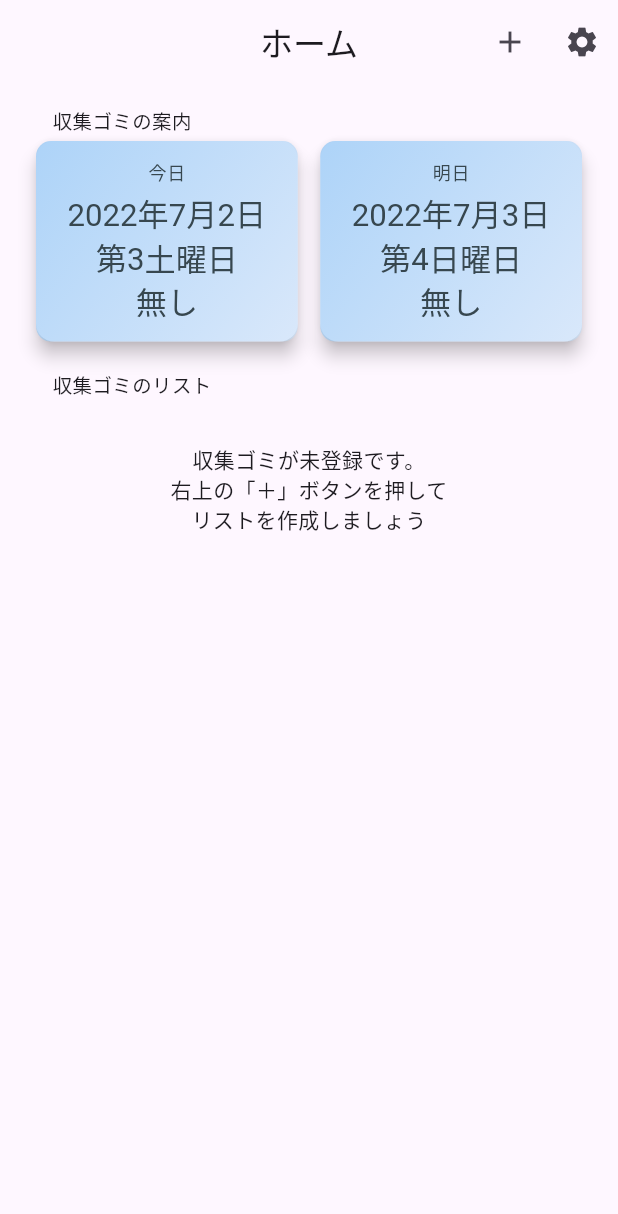
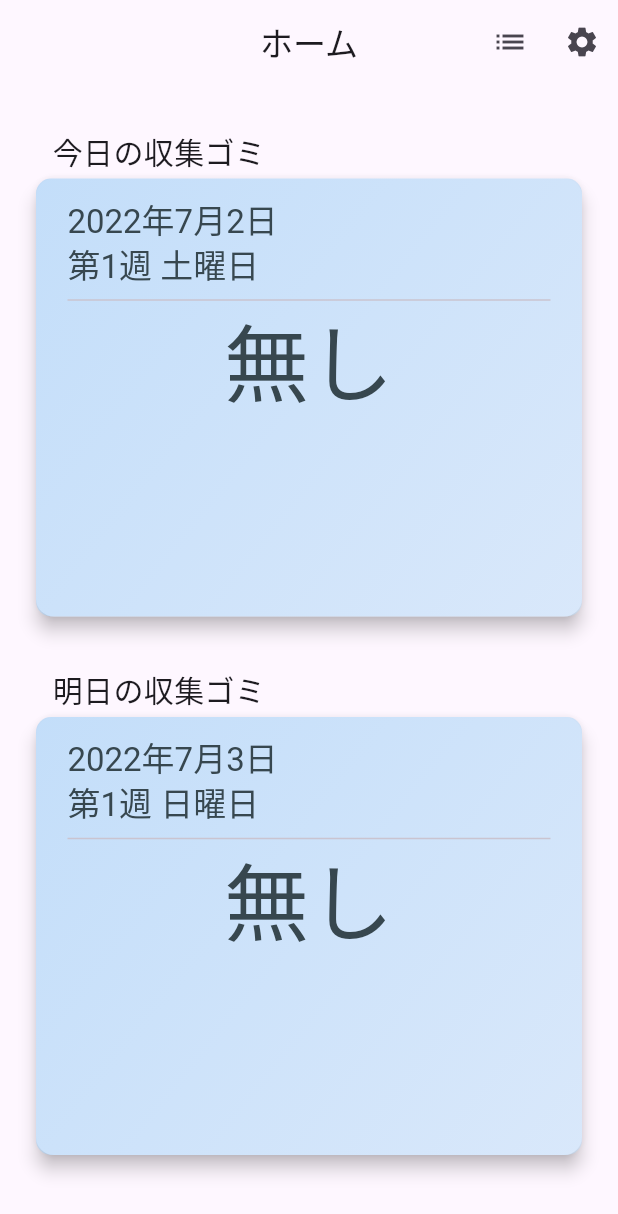
Before and after one commit to dai10512/trash-out, a Flutter app: the screen it shows after launch, on a phone screen of 412 x 824 dp. Shown: the top 1214 px of the screen. Run offline on Flutter 3.47's test engine with Material 2 defaults, Android fonts, the phone set to English and light mode, and no system bars; our stand-ins replace awesome_notifications, flutter_riverpod, hive_flutter, modal_bottom_sheet; accounts and stored records are empty; statements that could not run were skipped.

Commit message:
set card position

```diff
--- a/lib/main.dart
+++ b/lib/main.dart
@@ -10,7 +10,7 @@ import 'package:intl/date_symbol_data_local.dart';
 import 'package:awesome_notifications/awesome_notifications.dart';
 
 import 'package:trash_out/typeAdapter/trashOfDay.dart';
-import 'package:trash_out/view/home.dart';
+import 'package:trash_out/view/home_view.dart';
 
 Future<void> main() async {
   WidgetsFlutterBinding.ensureInitialized();
@@ -41,7 +41,7 @@ class MyApp extends StatelessWidget {
         useMaterial3: true,
         primarySwatch: Colors.blue,
       ),
-      home: const TrashListView(),
+      home: const HomeView(),
     );
   }
 }
--- a/lib/util/util.dart
+++ b/lib/util/util.dart
@@ -20,7 +20,7 @@ Color? cardTextColorOff = cardTextColor!.withOpacity(0.4);
 Color? buttonTopLeftColor = Colors.orange[600];
 Color? buttonRightColor = Colors.orange[300];
 
-Color? topLeftColor = Colors.blue[300];
+Color? topLeftColor = Colors.blue[200];
 Color? bottomRightColor = Colors.blue[100];
 
 LinearGradient commonGradient = LinearGradient(
--- a/lib/view/home.dart
+++ /dev/null
@@ -1,238 +0,0 @@
-import 'package:flutter/material.dart';
-import 'package:flutter_riverpod/flutter_riverpod.dart';
-import 'package:hive_flutter/hive_flutter.dart';
-import 'package:trash_out/modelAndController/trashOfDay_model.dart';
-import 'package:trash_out/modelAndController/trash_model.dart';
-import 'package:trash_out/repository/trashList_boxRepository.dart';
-import 'package:trash_out/typeAdapter/trash.dart';
-import 'package:trash_out/util/util.dart';
-import 'package:trash_out/view/notificationSetting_view.dart';
-import 'package:trash_out/view/trash_view.dart';
-import 'package:modal_bottom_sheet/modal_bottom_sheet.dart';
-
-class TrashListView extends ConsumerWidget {
-  const TrashListView({Key? key}) : super(key: key);
-
-  @override
-  Widget build(BuildContext context, ref) {
-    final List<Widget> appBarIconList = [
-      IconButton(
-        padding: EdgeInsets.zero,
-        icon: const Icon(Icons.add),
-        onPressed: () {
-          showCupertinoModalBottomSheet(context: context, builder: (context) => const TrashDetailView(null));
-        },
-      ),
-      IconButton(
-        padding: EdgeInsets.zero,
-        icon: const Icon(Icons.settings),
-        onPressed: () {
-          Navigator.push(context, MaterialPageRoute(builder: (context) => const NotificationSettingView()));
-        },
-      ),
-    ];
-
-    return Scaffold(
-      appBar: AppBar(
-        title: const Text('ホーム'),
-        centerTitle: true,
-        actions: appBarIconList,
-      ),
-      body: buildBody(context),
-    );
-  }
-
-  Widget buildBody(BuildContext context) {
-    return GestureDetector(
-      onTap: () => FocusScope.of(context).unfocus(),
-      child: Padding(
-        padding: EdgeInsets.symmetric(horizontal: commonHorizontalPadding),
-        child: Column(
-          crossAxisAlignment: CrossAxisAlignment.start,
-          children: [
-            const SizedBox(height: 15),
-            buildHeadline('収集ゴミの案内'),
-            buildTrashOfDaySection(context),
-            const SizedBox(height: 15),
-            buildHeadline('収集ゴミのリスト'),
-            buildTrashListSection(),
-          ],
-        ),
-      ),
-    );
-  }
-
-  Widget buildHeadline(text) {
-    return Padding(
-      padding: const EdgeInsets.only(left: 15),
-      child: Text(
-        text,
-        style: const TextStyle(fontSize: 13),
-      ),
-    );
-  }
-
-  Widget buildTrashOfDaySection(context) {
-    return Row(
-      mainAxisAlignment: MainAxisAlignment.spaceAround,
-      children: [
-        buildTrashOfDayCard(context, 0),
-        const SizedBox(width: 7),
-        buildTrashOfDayCard(context, 1),
-      ],
-    );
-  }
-
-  Widget buildTrashOfDayCard(BuildContext context, int whichDay) {
-    return Consumer(
-      builder: (context, ref, _) {
-        final TrashOfDayViewModel trashOfDayViewModelWatch = ref.watch(trashOfDayViewModelProvider); //必要
-        return Expanded(
-          child: Card(
-            elevation: commonElevation,
-            child: Container(
-              decoration: BoxDecoration(gradient: cardGradient, borderRadius: BorderRadius.circular(10.0)),
-              // width: (isMonitor) ? 280 : double.infinity,
-              // padding: const EdgeInsets.all(20.0),
-              padding: const EdgeInsets.all(13.0),
-              child: Column(
-                children: [
-                  Text(
-                    formatWhichDay(whichDay),
-                    style: Theme.of(context).textTheme.bodySmall!.copyWith(color: cardTextColor),
-                  ),
-                  const SizedBox(height: 5),
-                  Padding(
-                    padding: const EdgeInsets.symmetric(horizontal: 8.0),
-                    child: FutureBuilder(
-                      future: (whichDay == 0) ? trashOfDayViewModelWatch.getTotalTrashTypeOfToday() : trashOfDayViewModelWatch.getTotalTrashTypeOfTomorrow(),
-                      builder: (context, snapshot) {
-                        if (snapshot.hasData) {
-                          return FittedBox(
-                            child: Column(
-                              children: [
-                                Text(
-                                  (whichDay == 0) ? today.toString() : tomorrow.toString(),
-                                  style: Theme.of(context).textTheme.headlineSmall!.copyWith(color: cardTextColor),
-                                  textAlign: TextAlign.center,
-                                ),
-                                Row(
-                                  children: [
-                                    Text(
-                                      (whichDay == 0)
-                                          ? formatWeekOfMonthMap[(now.day % 7) + 1].toString()
-                                          : formatWeekOfMonthMap[(after24h.day % 7) + 1].toString(),
-                                      style: Theme.of(context).textTheme.headlineSmall!.copyWith(color: cardTextColor),
-                                      textAlign: TextAlign.center,
-                                    ),
-                                    Text(
-                                      (whichDay == 0) ? formatWeekdayMap[now.weekday].toString() : formatWeekdayMap[after24h.weekday].toString(),
-                                      style: Theme.of(context).textTheme.headlineSmall!.copyWith(color: cardTextColor),
-                                      textAlign: TextAlign.center,
-                                    ),
-                                  ],
-                                ),
-                                Text(
-                                  snapshot.data.toString(),
-                                  style: Theme.of(context).textTheme.headlineSmall!.copyWith(color: cardTextColor),
-                                  textAlign: TextAlign.center,
-                                ),
-                              ],
-                            ),
-                          );
-                        } else {
-                          return FittedBox(
-                            child: Text(
-                              "無し",
-                              style: Theme.of(context).textTheme.headlineSmall!.copyWith(color: Colors.blueGrey[700]),
-                            ),
-                          );
-                        }
-                      },
-                    ),
-                  ),
-                ],
-              ),
-            ),
-          ),
-        );
-      },
-    );
-  }
-
-  Widget buildTrashListSection() {
-    return ValueListenableBuilder<Box<dynamic>>(
-      valueListenable: trashListBoxRepository.box.listenable(),
-      builder: (context, box, _) {
-        List<Trash> trashList = box.values.toList().cast<Trash>();
-        return buildContent(trashList);
-      },
-    );
-  }
-
-  Widget buildContent(List<Trash> trashList) {
-    if (trashList.isEmpty) {
-      return const Center(
-        child: Padding(
-          padding: EdgeInsets.only(top: 30.0),
-          child: Text(
-            '収集ゴミが未登録です。\n右上の「＋」ボタンを押して\nリストを作成しましょう',
-            textAlign: TextAlign.center,
-          ),
-        ),
-      );
-    } else {
-      return Expanded(
-        child: ListView.builder(
-          // reverse: true,
-          shrinkWrap: true,
-          physics: const NeverScrollableScrollPhysics(),
-          padding: EdgeInsets.zero,
-          itemCount: trashList.length,
-          itemBuilder: (BuildContext context, int index) {
-            final trash = trashList[index];
-            final hiveKey = trashListBoxRepository.box.keyAt(index);
-            return _buildSlidableListTile(trash, hiveKey);
-          },
-        ),
-      );
-    }
-  }
-
-  Widget _buildSlidableListTile(Trash trash, dynamic hiveKey) {
-    return Consumer(
-      builder: (context, ref, child) {
-        final TrashModel trashModel = ref.read(trashModelProvider(hiveKey));
-        final TrashOfDayViewModel trashOfDayViewModelRead = ref.read(trashOfDayViewModelProvider);
-        return Dismissible(
-          key: UniqueKey(),
-          onDismissed: (direction) async {
-            await trashModel.deleteTrash(hiveKey);
-            await trashOfDayViewModelRead.setTotalTrashType();
-          },
-          child: Card(
-            elevation: commonElevation,
-            child: Container(
-              decoration: BoxDecoration(gradient: cardGradient, borderRadius: BorderRadius.circular(10.0)),
-              // width: (isMonitor) ? 280 : double.infinity,
-              padding: const EdgeInsets.all(0.0),
-              child: ListTile(
-                title: Text(
-                  (trash.trashType != '') ? trash.trashType : '種類が登録されていません',
-                  style: TextStyle(color: cardTextColor),
-                ),
-                subtitle: Text(
-                  '${formatWeeksOfMonth(trash.weeksOfMonth)}  /  ${formatWeekdays(trash.weekdays)}',
-                  style: TextStyle(color: cardTextColor),
-                ),
-                onTap: () {
-                  showCupertinoModalBottomSheet(context: context, builder: (context) => TrashDetailView(hiveKey));
-                },
-              ),
-            ),
-          ),
-        );
-      },
-    );
-  }
-}
--- /dev/null
+++ b/lib/view/home_view.dart
@@ -0,0 +1,144 @@
+import 'package:flutter/material.dart';
+import 'package:flutter_riverpod/flutter_riverpod.dart';
+import 'package:hive_flutter/hive_flutter.dart';
+import 'package:trash_out/modelAndController/trashOfDay_model.dart';
+import 'package:trash_out/modelAndController/trash_model.dart';
+import 'package:trash_out/repository/trashList_boxRepository.dart';
+import 'package:trash_out/typeAdapter/trash.dart';
+import 'package:trash_out/util/util.dart';
+import 'package:trash_out/view/trashList_view.dart';
+import 'package:trash_out/view/notificationSetting_view.dart';
+import 'package:trash_out/view/trash_view.dart';
+import 'package:modal_bottom_sheet/modal_bottom_sheet.dart';
+
+class HomeView extends ConsumerWidget {
+  const HomeView({Key? key}) : super(key: key);
+
+  @override
+  Widget build(BuildContext context, ref) {
+    final List<Widget> appBarIconList = [
+      IconButton(
+        padding: EdgeInsets.zero,
+        icon: const Icon(Icons.list),
+        onPressed: () {
+          Navigator.push(context, MaterialPageRoute(builder: (context) => const TrashListView()));
+        },
+      ),
+      IconButton(
+        padding: EdgeInsets.zero,
+        icon: const Icon(Icons.settings),
+        onPressed: () {
+          Navigator.push(context, MaterialPageRoute(builder: (context) => const NotificationSettingView()));
+        },
+      ),
+    ];
+
+    return Scaffold(
+      appBar: AppBar(
+        title: const Text('ホーム'),
+        centerTitle: true,
+        actions: appBarIconList,
+      ),
+      body: buildBody(context),
+    );
+  }
+
+  Widget buildBody(BuildContext context) {
+    return GestureDetector(
+      onTap: () => FocusScope.of(context).unfocus(),
+      child: Container(
+        width: double.infinity,
+        padding: EdgeInsets.symmetric(horizontal: commonHorizontalPadding),
+        child: Column(
+          crossAxisAlignment: CrossAxisAlignment.center,
+          mainAxisAlignment: MainAxisAlignment.center,
+          children: [
+            const SizedBox(height: 30),
+            buildHeadline('今日の収集ゴミ'),
+            buildTrashOfDayCard(context, 0),
+            const SizedBox(height: 30),
+            buildHeadline('明日の収集ゴミ'),
+            buildTrashOfDayCard(context, 1),
+            const SizedBox(height: 50),
+          ],
+        ),
+      ),
+    );
+  }
+
+  Widget buildHeadline(text) {
+    return Container(
+      width: double.infinity,
+      padding: const EdgeInsets.only(left: 15),
+      child: Text(
+        text,
+        style: const TextStyle(fontSize: 20),
+      ),
+    );
+  }
+
+  Widget buildTrashOfDayCard(BuildContext context, int whichDay) {
+    return Consumer(
+      builder: (context, ref, _) {
+        final TrashOfDayViewModel trashOfDayViewModelWatch = ref.watch(trashOfDayViewModelProvider); //必要
+        return Expanded(
+          child: Card(
+            elevation: commonElevation,
+            child: Container(
+              decoration: BoxDecoration(gradient: cardGradient, borderRadius: BorderRadius.circular(10.0)),
+              width: double.infinity,
+              padding: const EdgeInsets.all(13.0),
+              child: Column(
+                children: [
+                  Padding(
+                    padding: const EdgeInsets.symmetric(horizontal: 8.0),
+                    child: FutureBuilder(
+                      future: (whichDay == 0) ? trashOfDayViewModelWatch.getTotalTrashTypeOfToday() : trashOfDayViewModelWatch.getTotalTrashTypeOfTomorrow(),
+                      builder: (context, snapshot) {
+                        if (snapshot.hasData) {
+                          print(now.day / 7);
+                          return Column(
+                            // crossAxisAlignment: CrossAxisAlignment.start,
+                            children: [
+                              Container(
+                                width: double.infinity,
+                                child: Text(
+                                  (whichDay == 0)
+                                      ? '$today\n${formatWeekOfMonthMap[(now.day / 7).toInt() + 1]}週 ${formatWeekdayMap[now.weekday]}'
+                                      : '$tomorrow\n${formatWeekOfMonthMap[(after24h.day / 7).toInt() + 1]}週 ${formatWeekdayMap[after24h.weekday]}',
+                                  style: Theme.of(context).textTheme.titleLarge!.copyWith(color: cardTextColor),
+                                  textAlign: TextAlign.left,
+                                ),
+                              ),
+                              Divider(),
+                              Container(
+                                child: FittedBox(
+                                  child: Text(
+                                    snapshot.data.toString(),
+                                    style: Theme.of(context).textTheme.displayLarge!.copyWith(color: cardTextColor),
+                                    textAlign: TextAlign.center,
+                                  ),
+                                ),
+                              ),
+                            ],
+                          );
+                        } else {
+                          return FittedBox(
+                            child: Text(
+                              "無し",
+                              style: Theme.of(context).textTheme.headlineSmall!.copyWith(color: Colors.blueGrey[700]),
+                            ),
+                          );
+                        }
+                      },
+                    ),
+                  ),
+                ],
+              ),
+            ),
+          ),
+        );
+      },
+    );
+  }
+}
```
Also changed, not shown: lib/view/trashList_view.dart (added, +242 -0 lines).
